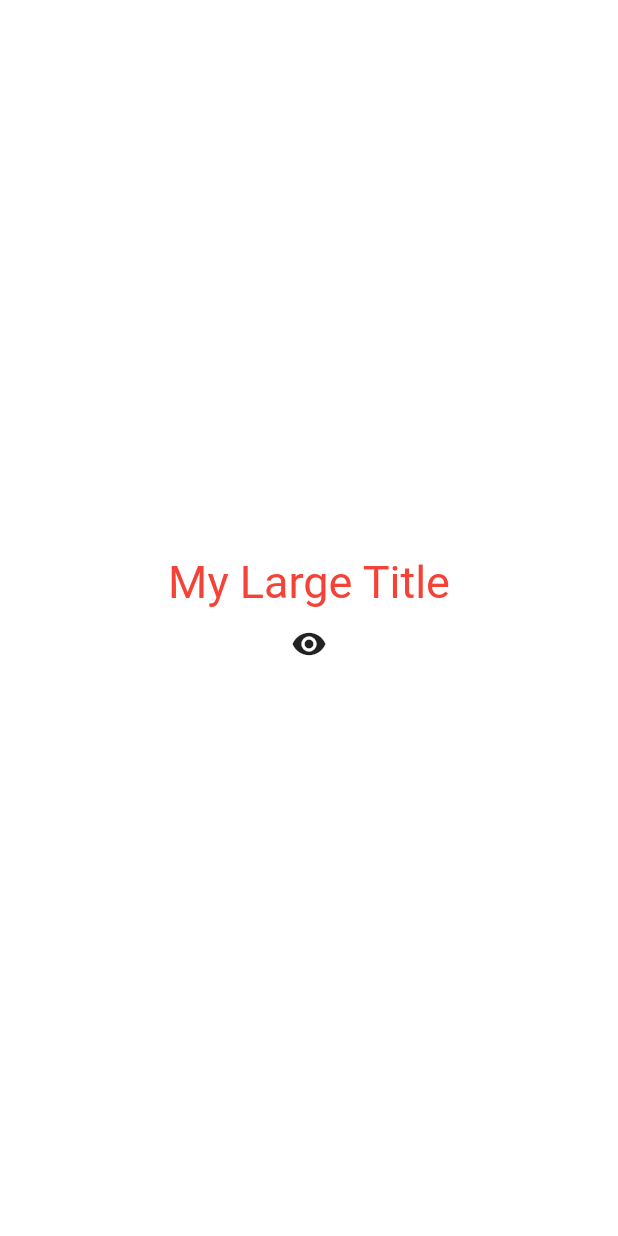
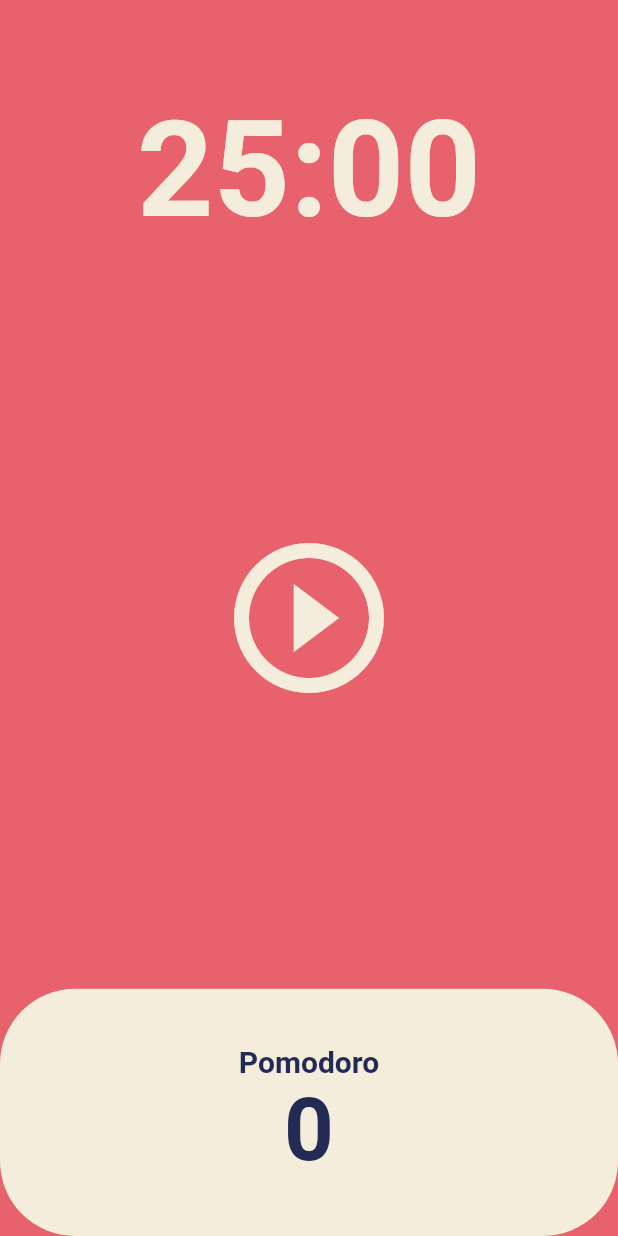
Before and after one commit to Grandes/toonflix, a Flutter app: the screen it shows after launch, on a phone screen of 412 x 824 dp. Run offline on Flutter 3.47's test engine with Material 2 defaults, Android fonts, the phone set to English and light mode, and no system bars.

Commit message:
:technologist: feature(study): study_5 POMODORO APP - ~ 5.3 Date Format

```diff
--- a/lib/main.dart
+++ b/lib/main.dart
@@ -1,84 +1,24 @@
 import 'package:flutter/material.dart';
+import 'package:toonflix/screens/home_screen.dart';
 
 void main() {
   runApp(App());
 }
 
-class App extends StatefulWidget {
-  @override
-  State<App> createState() => _AppState();
-}
-
-class _AppState extends State<App> {
-  bool showTitle = true;
-
-  void toggleTitle() {
-    setState(() {
-      showTitle = !showTitle;
-    });
-  }
-
+class App extends StatelessWidget {
   @override
   Widget build(BuildContext context) {
     return MaterialApp(
       theme: ThemeData(
+        backgroundColor: const Color(0xFFE7626C),
         textTheme: const TextTheme(
-          titleLarge: TextStyle(
-            color: Colors.red,
+          headline1: TextStyle(
+            color: Color(0xFF232B55),
           ),
         ),
+        cardColor: const Color(0xFFF4EDDB),
       ),
-      home: Scaffold(
-        backgroundColor: Colors.white,
-        body: Center(
-          child: Column(
-            mainAxisAlignment: MainAxisAlignment.center,
-            children: [
-              showTitle ? const MyLargeTitle() : const Text('noting'),
-              IconButton(
-                icon: const Icon(Icons.remove_red_eye),
-                onPressed: toggleTitle,
-              ),
-            ],
-          ),
-        ),
-      ),
+      home: const HomeScreen(),
     );
   }
 }
-
-class MyLargeTitle extends StatefulWidget {
-  const MyLargeTitle({
-    Key? key,
-  }) : super(key: key);
-
-  @override
-  State<MyLargeTitle> createState() => _MyLargeTitleState();
-}
-
-class _MyLargeTitleState extends State<MyLargeTitle> {
-  int count = 0;
-
-  @override
-  void initState() {
-    super.initState();
-    print('hello!');
-  }
-
-  @override
-  void dispose() {
-    super.dispose();
-    print('goodbye!');
-  }
-
-  @override
-  Widget build(BuildContext context) {
-    return Text(
-      'My Large Title',
-      style: TextStyle(
-        fontSize: 30,
-        color: Theme.of(context).textTheme.titleLarge?.color,
-      ),
-    );
-  }
-}
--- /dev/null
+++ b/lib/screens/home_screen.dart
@@ -0,0 +1,131 @@
+import 'dart:async';
+
+import 'package:flutter/material.dart';
+
+class HomeScreen extends StatefulWidget {
+  const HomeScreen({super.key});
+
+  @override
+  State<HomeScreen> createState() => _HomeScreenState();
+}
+
+class _HomeScreenState extends State<HomeScreen> {
+  static const twentyFiveMinutes = 1500;
+  int totalSeconds = twentyFiveMinutes;
+  bool isRunning = false;
+  int totalPomodoros = 0;
+  late Timer timer;
+
+  void onTick(Timer timer) {
+    if (totalSeconds == 0) {
+      setState(() {
+        totalPomodoros = totalPomodoros + 1;
+        isRunning = false;
+        totalSeconds = twentyFiveMinutes;
+      });
+      timer.cancel();
+    } else {
+      setState(() {
+        totalSeconds = totalSeconds - 1;
+      });
+    }
+  }
+
+  void onStartPressed() {
+    timer = Timer.periodic(
+      const Duration(seconds: 1),
+      onTick,
+    );
+
+    setState(() {
+      isRunning = true;
+    });
+  }
+
+  void onPausePressed() {
+    timer.cancel();
+
+    setState(() {
+      isRunning = false;
+    });
+  }
+
+  String format(int seconds) {
+    var duration = Duration(seconds: seconds);
+    return duration.toString().split(".").first.substring(2, 7);
+  }
+
+  @override
+  Widget build(BuildContext context) {
+    return Scaffold(
+      backgroundColor: Theme.of(context).backgroundColor,
+      body: Column(
+        children: [
+          Flexible(
+            flex: 1,
+            child: Container(
+              alignment: Alignment.bottomCenter,
+              child: Text(
+                format(totalSeconds),
+                style: TextStyle(
+                  color: Theme.of(context).cardColor,
+                  fontSize: 89,
+                  fontWeight: FontWeight.w600,
+                ),
+              ),
+            ),
+          ),
+          Flexible(
+            flex: 3,
+            child: Center(
+              child: IconButton(
+                iconSize: 120,
+                color: Theme.of(context).cardColor,
+                onPressed: isRunning ? onPausePressed : onStartPressed,
+                icon: Icon(isRunning
+                    ? Icons.pause_circle_outline
+                    : Icons.play_circle_outline),
+              ),
+            ),
+          ),
+          Flexible(
+            flex: 1,
+            child: Row(
+              children: [
+                Expanded(
+                  child: Container(
+                    decoration: BoxDecoration(
+                      color: Theme.of(context).cardColor,
+                      borderRadius: BorderRadius.circular(50),
+                    ),
+                    child: Column(
+                      mainAxisAlignment: MainAxisAlignment.center,
+                      children: [
+                        Text(
+                          'Pomodoro',
+                          style: TextStyle(
+                            fontSize: 20,
+                            color: Theme.of(context).textTheme.headline1!.color,
+                            fontWeight: FontWeight.w600,
+                          ),
+                        ),
+                        Text(
+                          '$totalPomodoros',
+                          style: TextStyle(
+                            fontSize: 58,
+                            color: Theme.of(context).textTheme.headline1!.color,
+                            fontWeight: FontWeight.w600,
+                          ),
+                        ),
+                      ],
+                    ),
+                  ),
+                ),
+              ],
+            ),
+          ),
+        ],
+      ),
+    );
+  }
+}
```
